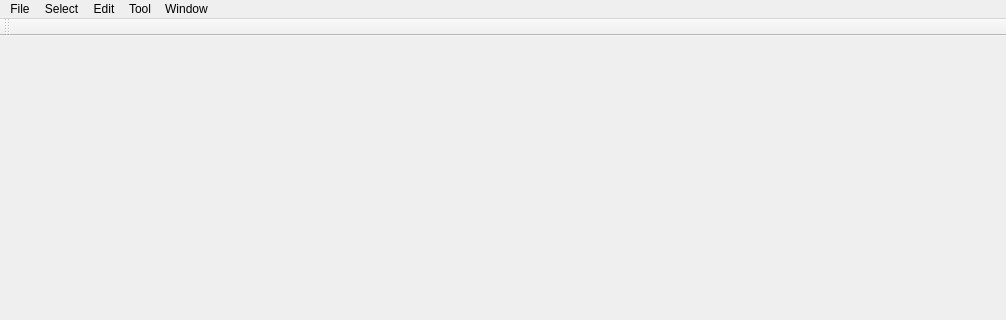
First picture: the form in GSMViewer/MainWindow.ui, repository gnishida/GSMViewer, before the edit; both pictures show x 0 to 1006 and y 0 to 320 of the 1006 by 800 pixel window.
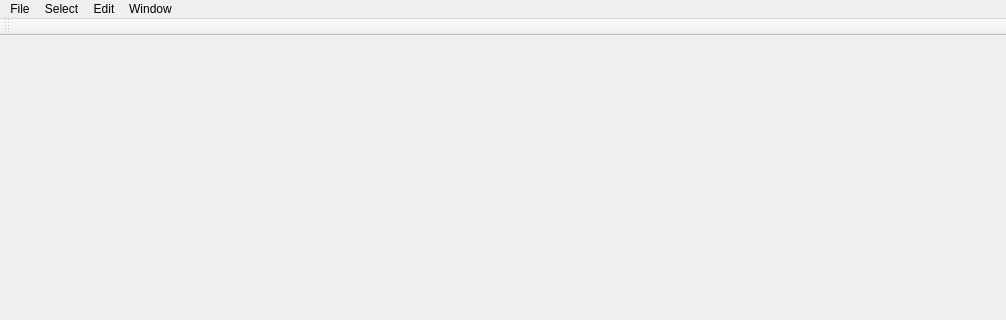
Second picture: the form after the edit. Icons and pictures are not drawn.

```diff
--- a/GSMViewer/MainWindow.ui
+++ b/GSMViewer/MainWindow.ui
@@ -63,16 +63,9 @@
     </property>
     <addaction name="actionSelectAll"/>
    </widget>
-   <widget class="QMenu" name="menuTool">
-    <property name="title">
-     <string>Tool</string>
-    </property>
-    <addaction name="actionShowArea"/>
-   </widget>
    <addaction name="menuFile"/>
    <addaction name="menuSelect"/>
    <addaction name="menuEdit"/>
-   <addaction name="menuTool"/>
    <addaction name="menuWindow"/>
   </widget>
   <widget class="QToolBar" name="mainToolBar">
```
